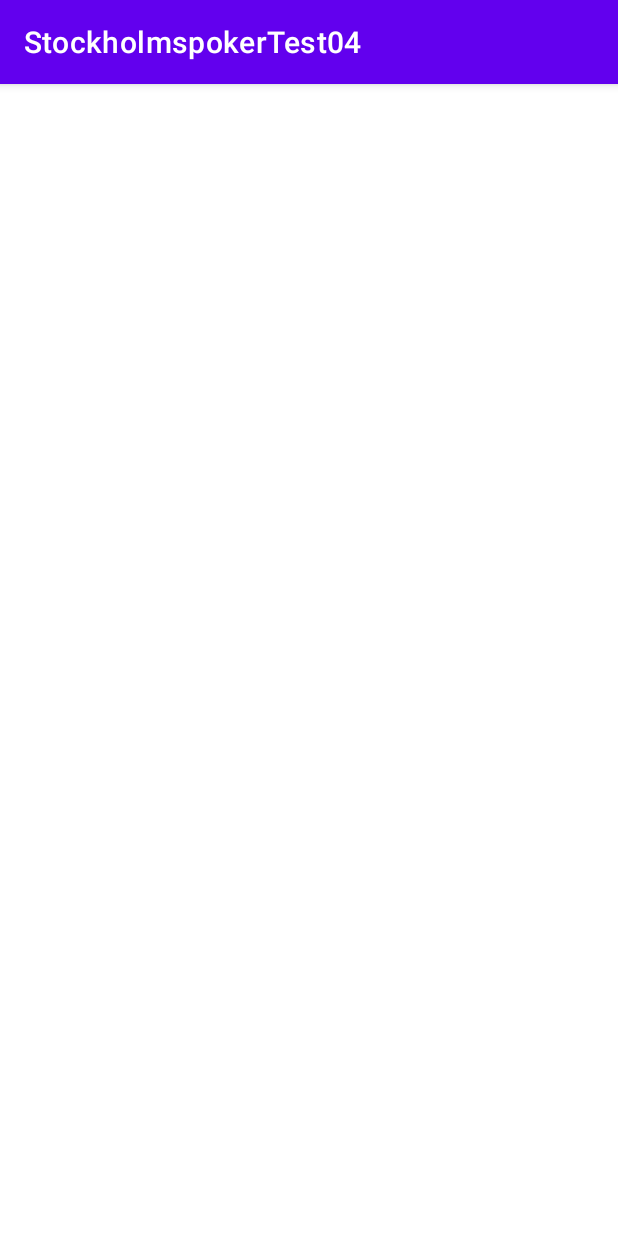
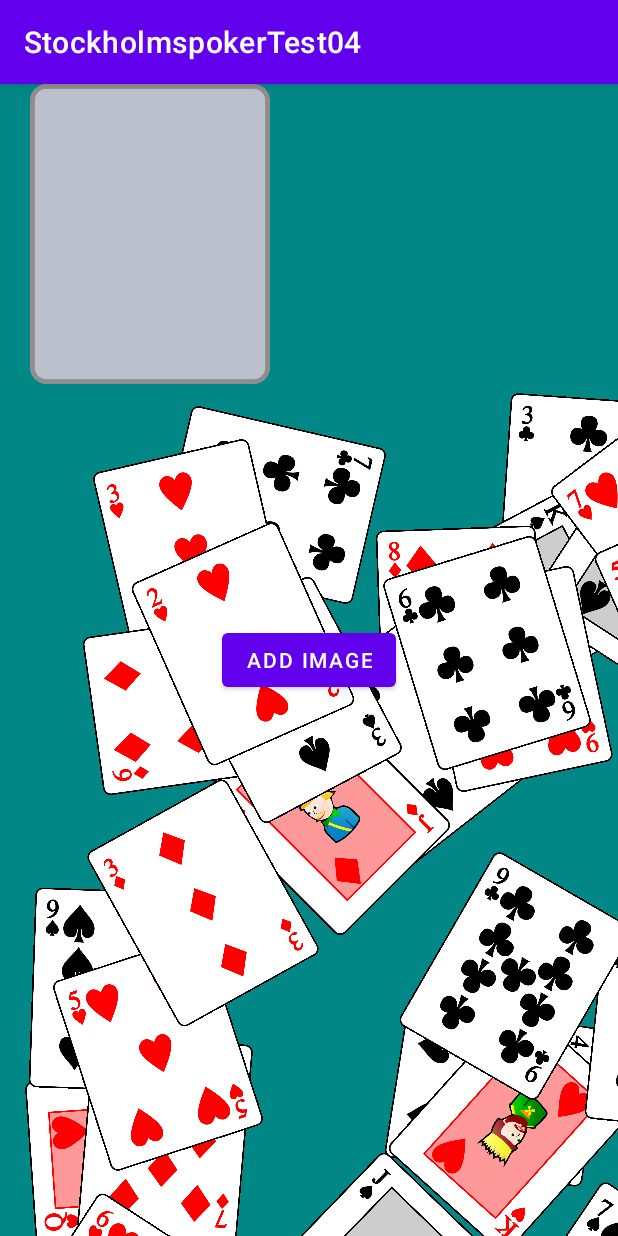
Before and after one commit to JonasSjogren123/StockholmspokerTest04, an Android app: the screen it shows after launch (MainActivity), on a phone screen of 412 x 824 dp. Run offline under Robolectric (Android 15) with nearby library versions, the phone set to English and light mode, and no system bars.

Commit message:
Combined Classes with Views

```diff
--- a/app/src/main/java/com/example/stockholmspokertest04/MainActivity.kt
+++ b/app/src/main/java/com/example/stockholmspokertest04/MainActivity.kt
@@ -1,19 +1,46 @@
 package com.example.stockholmspokertest04
 
 import android.os.Bundle
-import android.util.Log
+import android.widget.Button
+import android.widget.ImageView
+import android.widget.LinearLayout
+import android.widget.RelativeLayout
 import androidx.appcompat.app.AppCompatActivity
 
 
 class MainActivity: AppCompatActivity() {
 
     val playingCardDeck = PlayingCardDeck()
+    lateinit var layout: RelativeLayout
+   // lateinit var button : Button
+    var buttonIsAlreadyPressed : Boolean = false
+
 
     override fun onCreate(savedInstanceState: Bundle?) {
         super.onCreate(savedInstanceState)
         setContentView(R.layout.activity_main)
 
+        val galleryCardSlot = ImageView(this)
+        galleryCardSlot.layoutParams = LinearLayout.LayoutParams(300, 300)
+        galleryCardSlot.setImageResource(R.drawable.playing_card_empty)
+        placeViewStatic(galleryCardSlot)
+
+
+        layout = findViewById<RelativeLayout>(R.id.layout)
+        layout?.addView(galleryCardSlot)
         playingCardDeck.shuffle()
+        dropCardsOntheLayout()
+
+        //val button = findViewById<Button>(R.id.button1)
+        val button = findViewById<Button>(R.id.button1)
+        button.setOnClickListener {
+            dropCardsOntheLayout()
+            playingCardDeck.listOfPlayingCardsRandom.shuffle()
+            layout.addView(button)
+        }
+
+    }
+
 
 
         fun dealCards() {
@@ -33,7 +60,45 @@ class MainActivity: AppCompatActivity() {
             }
         }
 
-        dealCards()
+        //dealCards()
+        //dropCardsOntheLayout()
 
+
+
+    fun placeViewStatic(imageView: ImageView) {
+        imageView.x = 0f
+        imageView.y = 0f
+    }
+
+    fun dropCardsOntheLayout() {
+
+           if (buttonIsAlreadyPressed == true) {
+            layout?.removeAllViewsInLayout()
+        }
+
+        for (playingCard in playingCardDeck.listOfPlayingCardsRandom) {
+            val imageView = ImageView(this)
+            imageView.layoutParams = LinearLayout.LayoutParams(200, 200)
+            imageView.setImageResource(playingCard.imageFace)
+            placeViewRandomly(imageView)
+            rotateViewRandomly(imageView)
+            layout?.addView(imageView)
+            imageView.tag = playingCard
+        }
+        buttonIsAlreadyPressed = true
+        /*val button = findViewById<Button>(R.id.button1)
+            layout?.addView(button)*/
+    }
+
+    fun placeViewRandomly(imageView: ImageView) {
+        var randomIntX = (10..700).random()
+        imageView.x = randomIntX.toFloat()
+        var randomIntY = (300..1600).random()
+        imageView.y = randomIntY.toFloat()
+    }
+
+    fun rotateViewRandomly(imageView: ImageView) {
+        var randomInt = (0..360).random()
+        imageView.rotation = randomInt.toFloat()
     }
 }
--- /dev/null
+++ b/app/src/main/java/com/example/stockholmspokertest04/TouchView.kt
@@ -0,0 +1,49 @@
+/*
+package com.example.stockholmspokertest04
+
+import android.graphics.Canvas
+import android.graphics.Point
+import android.view.View
+import android.widget.ImageView
+import androidx.core.content.res.ResourcesCompat
+import android.content.ClipData
+import android.content.ClipDescription
+import android.os.Build
+import android.os.Bundle
+
+class TouchView : ImageView {
+
+    private class MaskDragShadowBuilder(view: View) : View.DragShadowBuilder(view) {
+
+        //1
+        private val shadow = ResourcesCompat.getDrawable(view.context.resources, R.drawable.ic_mask, view.context.theme)
+
+        // 2
+        override fun onProvideShadowMetrics(size: Point, touch: Point) {
+            // 3
+            val width: Int = view.width
+
+            // 4
+            val height: Int = view.height
+
+            // 5
+            shadow?.setBounds(0, 0, width, height)
+
+            // 6
+            size.set(width, height)
+
+            // 7
+            touch.set(width / 2, height / 2)
+        }
+
+        // 8
+        override fun onDrawShadow(canvas: Canvas) {
+            // 9
+            shadow?.draw(canvas)
+        }
+    }
+
+    attachViewDragListener()
+
+
+}*/
--- a/app/src/main/res/layout/activity_main.xml
+++ b/app/src/main/res/layout/activity_main.xml
@@ -1,7 +1,18 @@
 <?xml version="1.0" encoding="utf-8"?>
-<androidx.constraintlayout.widget.ConstraintLayout xmlns:android="http://schemas.android.com/apk/res/android"
+<RelativeLayout xmlns:android="http://schemas.android.com/apk/res/android"
     xmlns:app="http://schemas.android.com/apk/res-auto"
     xmlns:tools="http://schemas.android.com/tools"
+    android:id="@+id/layout"
     android:layout_width="match_parent"
     android:layout_height="match_parent"
-    tools:context=".MainActivity"/>
+    android:background="@color/teal_700"
+    tools:context=".MainActivity">
+
+
+    <Button
+        android:id="@+id/button1"
+        android:layout_width="wrap_content"
+        android:layout_height="wrap_content"
+        android:layout_centerInParent="true"
+        android:text="Add Image" />
+</RelativeLayout>
```
Also changed, not shown: app/src/main/res/drawable/playing_card_empty.png (added).
